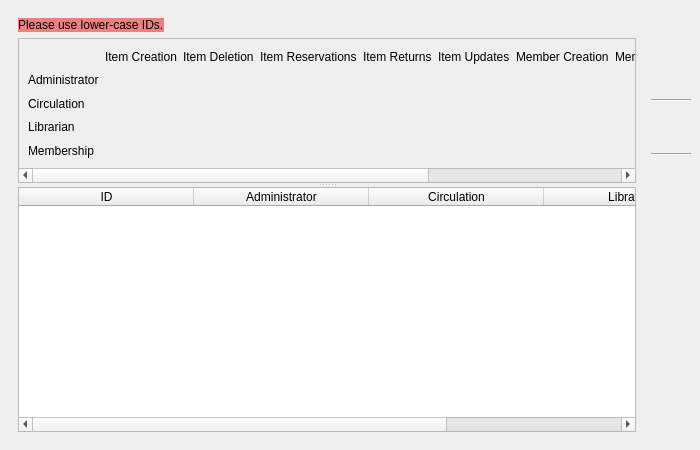
Old version of the form UI/biblioteq_adminsetup.ui in the repository textbrowser/biblioteq.
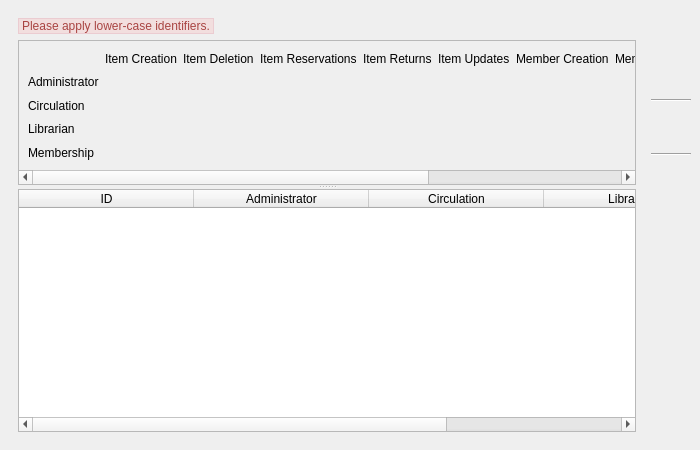
New version of the form. Icons and pictures are not drawn.

```diff
--- a/UI/biblioteq_adminsetup.ui
+++ b/UI/biblioteq_adminsetup.ui
@@ -31,10 +31,11 @@
           </sizepolicy>
          </property>
          <property name="styleSheet">
-          <string notr="true">background-color: rgb(240, 128, 128);</string>
+          <string notr="true">QLabel {background-color: #f2dede; border: 1px solid #ebccd1; color:#a94442;}
+</string>
          </property>
          <property name="text">
-          <string>Please use lower-case IDs.</string>
+          <string>&lt;html&gt;&lt;head/&gt;&lt;body&gt;&lt;p&gt;Please apply lower-case identifiers.&lt;/p&gt;&lt;/body&gt;&lt;/html&gt;</string>
          </property>
         </widget>
        </item>
@@ -55,8 +56,8 @@
             <rect>
              <x>0</x>
              <y>0</y>
-             <width>1046</width>
-             <height>137</height>
+             <width>1195</width>
+             <height>148</height>
             </rect>
            </property>
            <layout class="QGridLayout" name="gridLayout">
```
